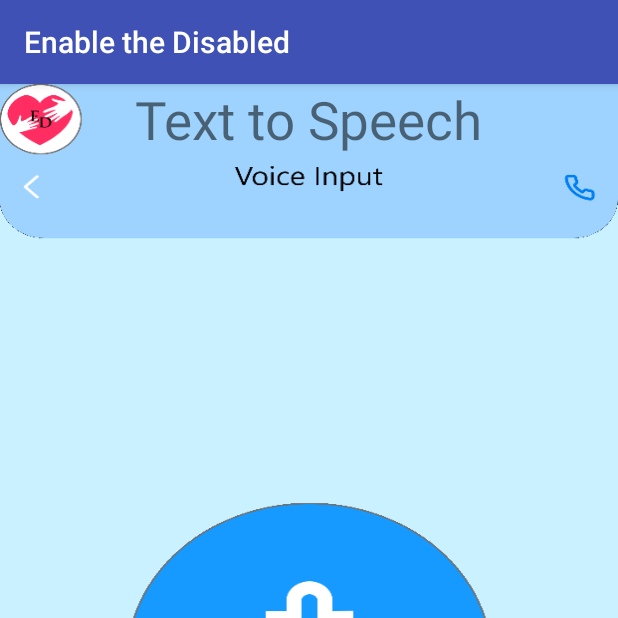
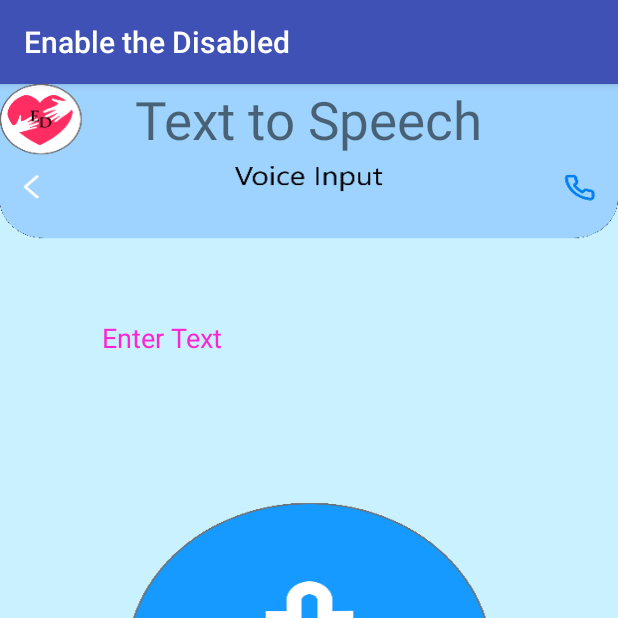
Before and after one commit to lordbeerus0505/EnableTheDisabled, an Android app: the TextToSpeech screen opened directly, with no data from a screen before it, on a phone screen of 412 x 824 dp, the top half of it. Run offline under Robolectric (Android 15) with nearby library versions, the phone set to English and light mode, and no system bars.

Commit message:
Voice fully fixed

```diff
--- a/app/src/main/res/layout/activity_text_to_speech.xml
+++ b/app/src/main/res/layout/activity_text_to_speech.xml
@@ -43,7 +43,7 @@
             android:layout_marginRight="0dp"
             android:layout_marginBottom="545dp"
             android:backgroundTint="@android:color/transparent"
-            android:hint=""
+            android:hint="Enter Text"
             android:textColor="#ff7aff10"
             android:textColorHint="#ffff23d1" />
 
```
